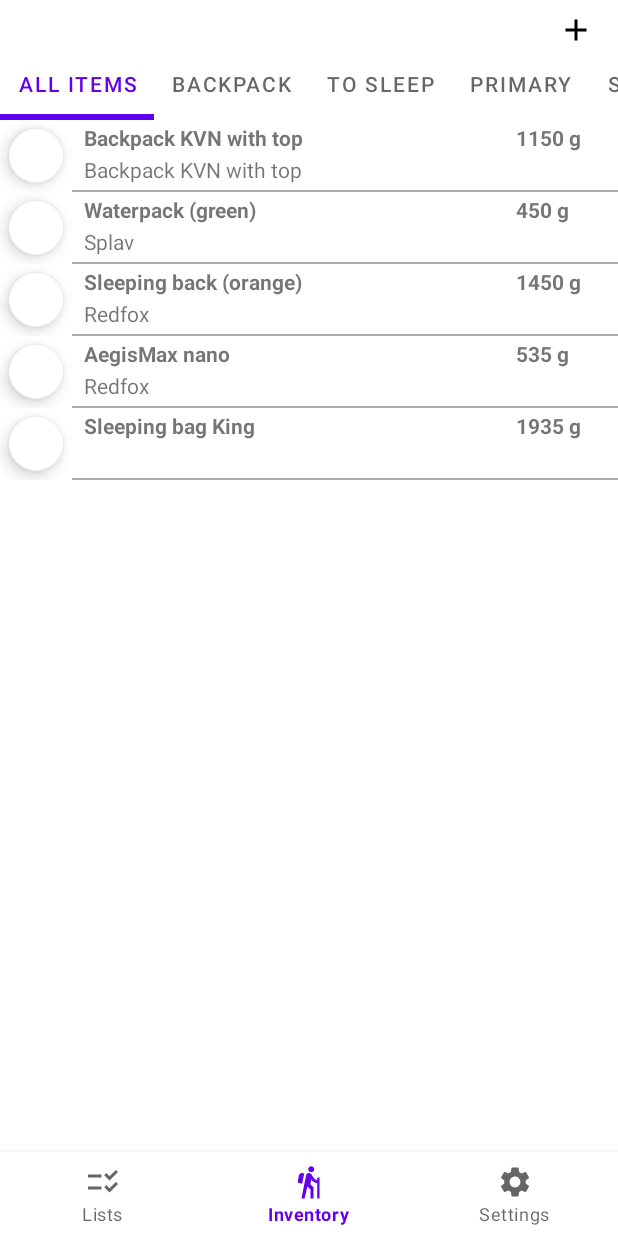
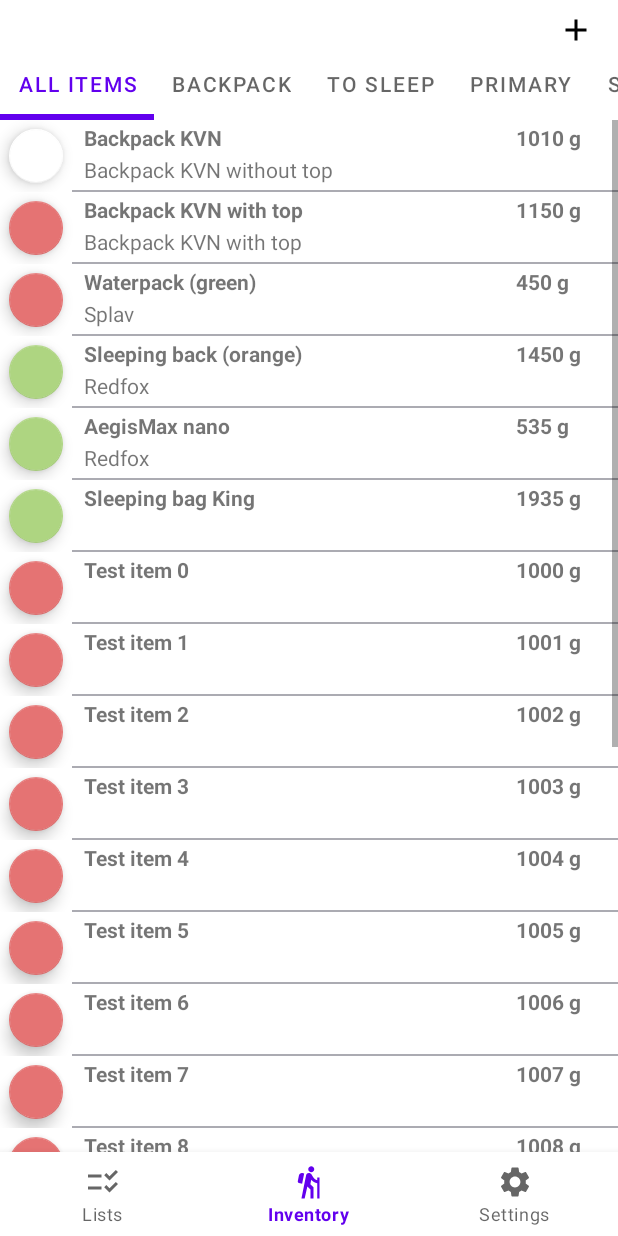
Before and after one commit to tledkov/hike-lists, an Android app: the screen it shows after launch (MainActivity), item 2 of the bottom bar chosen, on a phone screen of 412 x 824 dp. Run offline under Robolectric (Android 15) with nearby library versions, the phone set to English and light mode, and no system bars; our stand-ins replace Room's generated code, navigation-ui.

Commit message:
add save item, colors & fix layout

```diff
--- a/app/src/main/java/io/github/tledkov/hikelists/App.kt
+++ b/app/src/main/java/io/github/tledkov/hikelists/App.kt
@@ -32,7 +32,4 @@ class App : Application() {
             )
         }
     }
-
-    companion object {
-    }
 }
--- a/app/src/main/java/io/github/tledkov/hikelists/MainActivity.kt
+++ b/app/src/main/java/io/github/tledkov/hikelists/MainActivity.kt
@@ -4,9 +4,6 @@ import android.os.Bundle
 import android.view.View
 import androidx.activity.viewModels
 import androidx.appcompat.app.AppCompatActivity
-import androidx.fragment.app.activityViewModels
-import androidx.fragment.app.viewModels
-import androidx.lifecycle.Observer
 import androidx.navigation.NavController
 import androidx.navigation.NavDestination
 import androidx.navigation.findNavController
@@ -19,7 +16,7 @@ import io.github.tledkov.hikelists.ui.inventory.InventoryViewModelFactory
 class MainActivity : AppCompatActivity() {
 
     private lateinit var binding: ActivityMainBinding
-    private val viewModel: InventoryViewModel by viewModels {
+    private val inventoryVm: InventoryViewModel by viewModels {
         InventoryViewModelFactory(
             application,
             (application as App).categoryRepository,
--- a/app/src/main/java/io/github/tledkov/hikelists/data/HikeListsDatabase.kt
+++ b/app/src/main/java/io/github/tledkov/hikelists/data/HikeListsDatabase.kt
@@ -66,14 +66,14 @@ abstract class HikeListsDatabase : RoomDatabase() {
                 1,
                 context.resources.getString(R.string.category_backpack),
                 "",
-                context.resources.getColor(R.color.category_backpack).toString()
+                String.format("#%06X", 0xFFFFFF and (context.resources.getColor(R.color.category_backpack)))
             )
 
             val catToSleep = CategoryEntity(
                 2,
                 context.resources.getString(R.string.category_to_sleep),
                 "",
-                context.resources.getColor(R.color.category_to_sleep).toString()
+                String.format("#%06X", 0xFFFFFF and (context.resources.getColor(R.color.category_to_sleep)))
             )
 
             db.categoryDao().upsert(catBackpack)
@@ -84,7 +84,7 @@ abstract class HikeListsDatabase : RoomDatabase() {
                     3,
                     context.resources.getString(R.string.category_primary),
                     "",
-                    context.resources.getColor(R.color.category_primary).toString()
+                    String.format("#%06X", 0xFFFFFF and (context.resources.getColor(R.color.category_primary)))
                 )
             )
 
@@ -93,7 +93,7 @@ abstract class HikeListsDatabase : RoomDatabase() {
                     4,
                     context.resources.getString(R.string.category_secondary),
                     "",
-                    context.resources.getColor(R.color.category_secondary).toString()
+                    String.format("#%06X", 0xFFFFFF and (context.resources.getColor(R.color.category_secondary)))
                 )
             )
 
@@ -102,7 +102,7 @@ abstract class HikeListsDatabase : RoomDatabase() {
                     5,
                     context.resources.getString(R.string.category_clothing),
                     "",
-                    context.resources.getColor(R.color.category_clothing).toString()
+                    String.format("#%06X", 0xFFFFFF and (context.resources.getColor(R.color.category_clothing)))
                 )
             )
 
@@ -172,6 +172,20 @@ abstract class HikeListsDatabase : RoomDatabase() {
                     ""
                 )
             )
+
+
+            for (i in 0..20) {
+                db.itemDao().upsert(
+                    ItemEntity(
+                        0,
+                        1,
+                        1000 + i,
+                        "Test item $i",
+                        "",
+                        ""
+                    )
+                )
+            }
         }
     }
 }
--- a/app/src/main/java/io/github/tledkov/hikelists/domain/Category.kt
+++ b/app/src/main/java/io/github/tledkov/hikelists/domain/Category.kt
@@ -8,4 +8,8 @@ data class Category(
     val name: String,
     val description: String,
     val color: Color
-) : Serializable
+) : Serializable {
+    override fun toString(): String {
+        return name
+    }
+}
--- a/app/src/main/java/io/github/tledkov/hikelists/ui/inventory/AllInventoryFragment.kt
+++ b/app/src/main/java/io/github/tledkov/hikelists/ui/inventory/AllInventoryFragment.kt
@@ -7,6 +7,7 @@ import android.view.ViewGroup
 import androidx.fragment.app.Fragment
 import androidx.fragment.app.activityViewModels
 import androidx.navigation.findNavController
+import androidx.viewpager2.widget.ViewPager2
 import com.google.android.material.tabs.TabLayoutMediator
 import io.github.tledkov.hikelists.App
 import io.github.tledkov.hikelists.R
@@ -60,6 +61,7 @@ class AllInventoryFragment : Fragment() {
         }
 
         binding.allItemsToolbarAddItemBtn.setOnClickListener {
+            inventoryVm.editingItem = null
             it.findNavController().navigate(R.id.action_navigation_inventory_to_editItemFragment)
         }
     }
--- a/app/src/main/java/io/github/tledkov/hikelists/ui/inventory/InventoryFragment.kt
+++ b/app/src/main/java/io/github/tledkov/hikelists/ui/inventory/InventoryFragment.kt
@@ -21,7 +21,7 @@ const val ITEMS_KEY: String = "items"
 
 class InventoryFragment : Fragment(), ItemAdapter.OnItemClickListener {
 
-    private val viewModel: InventoryViewModel by activityViewModels {
+    private val inventoryVm: InventoryViewModel by activityViewModels {
         InventoryViewModelFactory(
             requireActivity().application,
             (requireActivity().application as App).categoryRepository,
@@ -47,9 +47,9 @@ class InventoryFragment : Fragment(), ItemAdapter.OnItemClickListener {
         initRecyclerView()
         val position: Int = arguments?.getInt(ITEMS_KEY)!!
 
-        viewModel.allItemsLd.observe(viewLifecycleOwner) { items ->
+        inventoryVm.allItemsLd.observe(viewLifecycleOwner) { items ->
             items.let {
-                itemAdapter.setItems(viewModel.tabs[position].items)
+                itemAdapter.setItems(inventoryVm.tabs[position].items)
             }
         }
 
@@ -72,13 +72,7 @@ class InventoryFragment : Fragment(), ItemAdapter.OnItemClickListener {
     }
 
     override fun onItemClicked(view: View, item: InventoryItem) {
+        inventoryVm.editingItem = item
         view.findNavController().navigate(R.id.action_navigation_inventory_to_editItemFragment)
     }
-
-    private fun insertItem(item: InventoryItem) {
-        // Work on background thread
-        lifecycleScope.launch(Dispatchers.IO) {
-            (activity?.applicationContext as App).inventoryItemRepository.insert(item)
-        }
-    }
 }
--- a/app/src/main/java/io/github/tledkov/hikelists/ui/inventory/InventoryViewModel.kt
+++ b/app/src/main/java/io/github/tledkov/hikelists/ui/inventory/InventoryViewModel.kt
@@ -28,6 +28,8 @@ class InventoryViewModel(
     var allItems: MutableList<InventoryItem> = mutableListOf()
     val allItemsLd: LiveData<List<InventoryItem>> =
         inventoryItemRepository.getAllItems().asLiveData()
+
+    var editingItem: InventoryItem? = null
 
     fun updateCategories(cats: List<Category>) {
         categories = cats.toMutableList()
--- a/app/src/main/java/io/github/tledkov/hikelists/ui/inventory/ItemViewHolder.kt
+++ b/app/src/main/java/io/github/tledkov/hikelists/ui/inventory/ItemViewHolder.kt
@@ -1,5 +1,6 @@
 package io.github.tledkov.hikelists.ui.inventory
 
+import android.content.res.ColorStateList
 import androidx.recyclerview.widget.RecyclerView
 import io.github.tledkov.hikelists.R
 import io.github.tledkov.hikelists.databinding.ItemBinding
@@ -20,6 +21,10 @@ class ItemViewHolder(
             binding.root.setOnClickListener {
                 itemClickListener.onItemClicked(it, item)
             }
+
+            item.category?.color?.let {
+                binding.itemSelectBtn.backgroundTintList = ColorStateList.valueOf(it.toArgb())
+            }
         }
     }
 }
--- a/app/src/main/res/layout/activity_main.xml
+++ b/app/src/main/res/layout/activity_main.xml
@@ -24,6 +24,7 @@
         android:layout_height="0dp"
         app:defaultNavHost="true"
         app:layout_constraintBottom_toTopOf="@id/nav_view"
+        app:layout_constraintStart_toEndOf="@id/nav_view"
         app:layout_constraintHorizontal_bias="0.65"
         app:layout_constraintLeft_toLeftOf="parent"
         app:layout_constraintRight_toRightOf="parent"
--- a/app/src/main/res/layout/fragment_all_inventory.xml
+++ b/app/src/main/res/layout/fragment_all_inventory.xml
@@ -2,17 +2,17 @@
 <androidx.constraintlayout.widget.ConstraintLayout xmlns:android="http://schemas.android.com/apk/res/android"
     xmlns:app="http://schemas.android.com/apk/res-auto"
     xmlns:tools="http://schemas.android.com/tools"
+    android:id="@+id/layout_all_inventory"
     android:layout_width="match_parent"
     android:layout_height="match_parent"
-    tools:context="io.github.tledkov.hikelists.MainActivity"
-    android:id="@+id/layout_all_inventory">
+    tools:context="io.github.tledkov.hikelists.MainActivity">
 
     <ImageButton
         android:id="@+id/all_items_toolbar_add_item_btn"
         android:layout_width="wrap_content"
         android:layout_height="wrap_content"
+        android:layout_marginTop="8dp"
         android:layout_marginEnd="16dp"
-        android:layout_marginTop="8dp"
         android:background="@android:color/transparent"
         app:layout_constraintEnd_toEndOf="parent"
         app:layout_constraintTop_toTopOf="parent"
@@ -25,35 +25,35 @@
         android:layout_marginTop="8dp"
         android:layout_marginEnd="16dp"
         android:background="@android:color/transparent"
+        android:visibility="gone"
         app:layout_constraintEnd_toStartOf="@id/all_items_toolbar_add_item_btn"
         app:layout_constraintTop_toTopOf="parent"
-        android:visibility="gone"
         app:srcCompat="@drawable/baseline_delete_24" />
 
-    <FrameLayout
+    <androidx.constraintlayout.widget.ConstraintLayout
+        android:id="@+id/tabs_and_pager_constraint"
         android:layout_width="match_parent"
-        android:layout_height="wrap_content"
+        android:layout_height="0dp"
         app:layout_constraintTop_toBottomOf="@+id/all_items_toolbar_add_item_btn"
+        app:layout_constraintBottom_toBottomOf="parent"
+        app:layout_constraintEnd_toEndOf="parent"
         >
-
-    <androidx.viewpager2.widget.ViewPager2
-        android:id="@+id/viewpager"
-        android:layout_width="match_parent"
-        android:layout_height="match_parent"
-        app:layout_constraintEnd_toEndOf="parent"
-        app:layout_constraintStart_toStartOf="parent"
-        app:layout_constraintTop_toTopOf="parent" />
 
         <com.google.android.material.tabs.TabLayout
             android:id="@+id/tabs"
             android:layout_width="match_parent"
             android:layout_height="wrap_content"
-        app:layout_constraintEnd_toEndOf="parent"
-        app:layout_constraintTop_toBottomOf="@id/viewpager"
             app:layout_constraintTop_toTopOf="parent"
             app:tabGravity="fill"
             app:tabIndicatorHeight="4dp"
-        app:tabMode="scrollable" />
-    </FrameLayout>
+            app:tabMode="scrollable"
+            />
 
+        <androidx.viewpager2.widget.ViewPager2
+            android:id="@+id/viewpager"
+            android:layout_width="match_parent"
+            android:layout_height="wrap_content"
+            app:layout_constraintTop_toBottomOf="@+id/tabs"
+            />
     </androidx.constraintlayout.widget.ConstraintLayout>
+</androidx.constraintlayout.widget.ConstraintLayout>
--- a/app/src/main/res/layout/fragment_inventory.xml
+++ b/app/src/main/res/layout/fragment_inventory.xml
@@ -4,6 +4,8 @@
     xmlns:tools="http://schemas.android.com/tools"
     android:layout_width="match_parent"
     android:layout_height="match_parent"
+    android:layout_marginTop="50dp"
+    android:layout_marginBottom="20dp"
     tools:context="io.github.tledkov.hikelists.MainActivity">
 
     <androidx.recyclerview.widget.RecyclerView
--- a/app/src/main/res/values/strings.xml
+++ b/app/src/main/res/values/strings.xml
@@ -17,6 +17,9 @@
     <string name="category_clothing">Clothing</string>
     <string name="category_all_items">All Items</string>
     <string name="category_not_category">Not categorized</string>
+    <string name="edit_item_title_edit">Edit Item</string>
+    <string name="edit_item_title_new">New Item</string>
+
     <string name="edit_item_item_name">Item name:</string>
     <string name="cancel">Cancel</string>
     <string name="save">Save</string>
```
Also changed, not shown: app/src/main/java/io/github/tledkov/hikelists/ui/inventory/EditItemFragment.kt (+32 -9 lines), app/src/main/res/layout/fragment_item_edit.xml (+5 -3 lines). Lines whose indentation alone changed are shown as unchanged.
